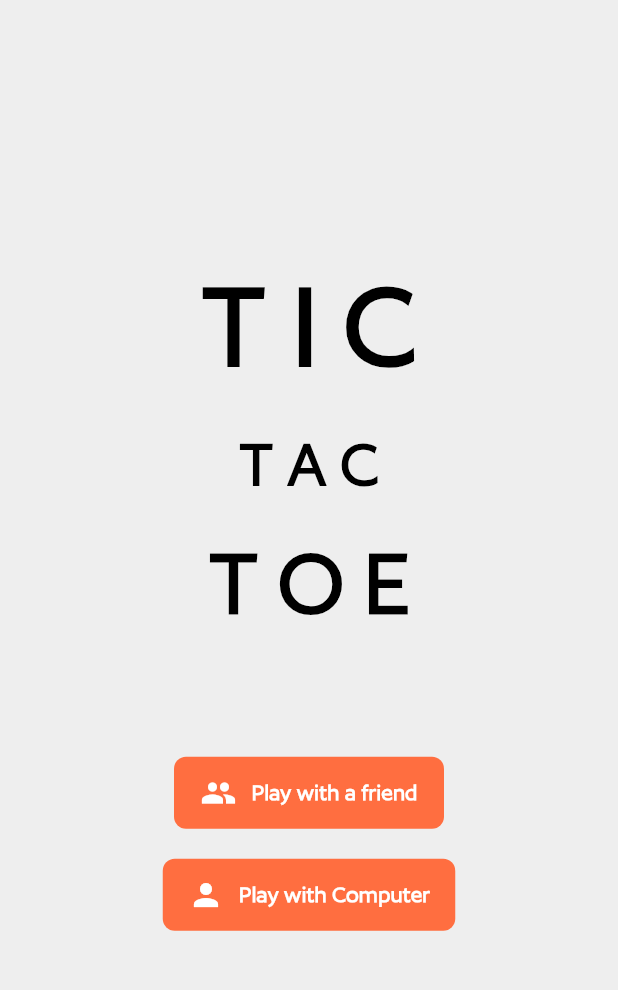
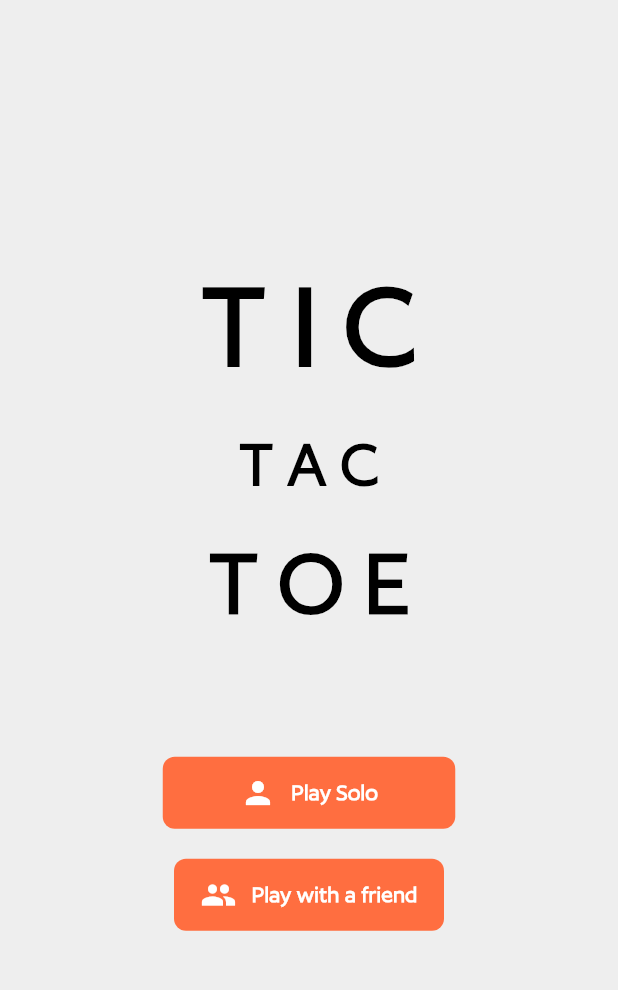
Before and after one commit to AbrarAbe/tic-tac-toe, a Flutter app: the screen it shows after launch, on a phone screen of 412 x 824 dp, the part 63-1053 px from its top. Run offline on Flutter 3.47's test engine with Material 3 defaults, Android fonts, the phone set to English and light mode, and no system bars.

Commit message:
change title "Play with Computer" to "Play Solo

```diff
--- a/lib/features/screens/main_menu.dart
+++ b/lib/features/screens/main_menu.dart
@@ -49,17 +49,17 @@ class MainMenu extends StatelessWidget {
                 mainAxisAlignment: MainAxisAlignment.spaceEvenly,
                 children: [
                   MenuButton(
+                    buttonWidth: 195,
+                    icon: Icons.person,
+                    text: "Play Solo",
+                    onTap: () => Navigator.pushNamed(context, '/single_player'),
+                    color: Theme.of(context).colorScheme.primary,
+                  ),
+                  MenuButton(
                     buttonWidth: 180,
                     icon: Icons.people,
                     text: "Play with a friend",
                     onTap: () => Navigator.pushNamed(context, '/multi_player'),
-                    color: Theme.of(context).colorScheme.primary,
-                  ),
-                  MenuButton(
-                    buttonWidth: 195,
-                    icon: Icons.person,
-                    text: "Play with Computer",
-                    onTap: () => Navigator.pushNamed(context, '/single_player'),
                     color: Theme.of(context).colorScheme.primary,
                   ),
                 ],
--- a/lib/features/screens/single_player.dart
+++ b/lib/features/screens/single_player.dart
@@ -77,7 +77,7 @@ class _SinglePlayerState extends State<SinglePlayer> {
   @override
   Widget build(BuildContext context) {
     return Scaffold(
-      appBar: MyAppBar(title: Text('Play with Computer')),
+      appBar: MyAppBar(title: Text('Play Solo')),
       body: Column(
         mainAxisAlignment: MainAxisAlignment.spaceEvenly,
         children: [
```
